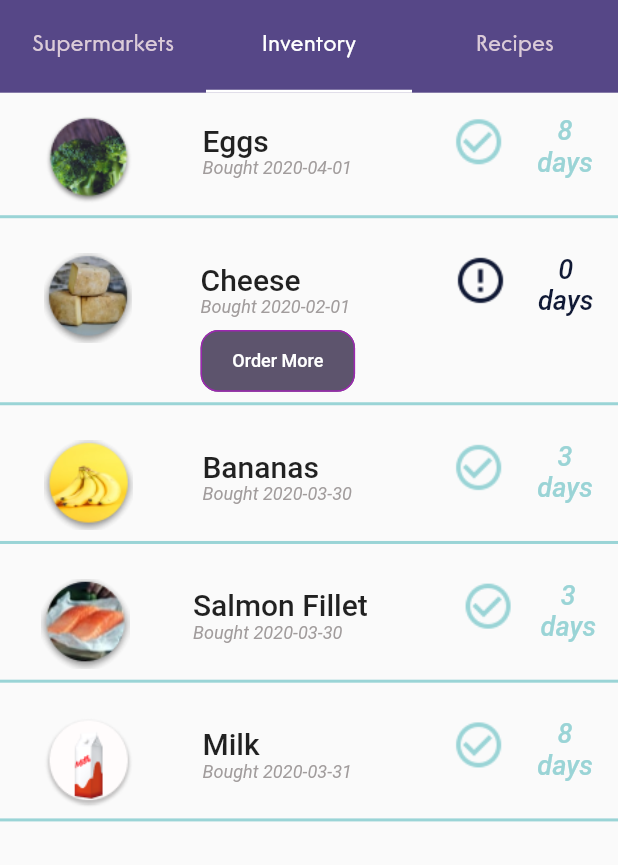
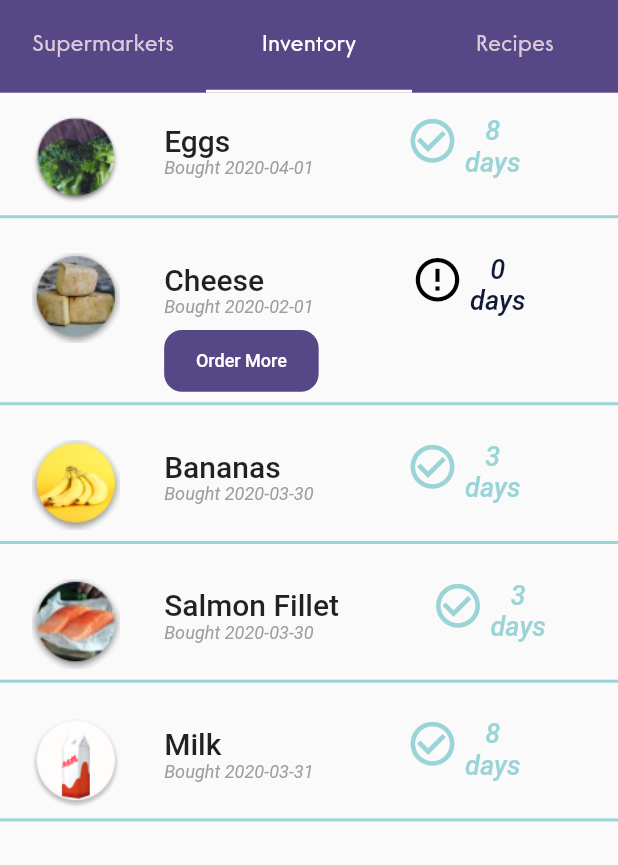
Before and after one commit to javib51/covid-taskforce-2020, a Flutter app: the screen it shows after launch, tab 2 chosen, on a phone screen of 412 x 824 dp, the part 135-1000 px from its top. Run offline on Flutter 3.47's test engine with Material 2 defaults, Android fonts, the phone set to English and light mode, and no system bars; drawn by our look-alikes of bordered_text; our stand-ins replace flutter_spinkit, font_awesome_flutter, google_maps_flutter, latlong, qr_flutter; network calls fail; Roboto replaces fonts that are missing (Core Sans G, Core Sans G Rounded).

Commit message:
fixes aligment

```diff
--- a/app/lib/screens/inventory.dart
+++ b/app/lib/screens/inventory.dart
@@ -36,7 +36,7 @@ class _InventoryPageState extends State<InventoryPage> {
 //            height: getSizeHeight(context, 10),
             child: Row(
               crossAxisAlignment: CrossAxisAlignment.start,
-              mainAxisAlignment: MainAxisAlignment.spaceBetween,
+              mainAxisAlignment: MainAxisAlignment.start,
               children: <Widget>[
                 //photo,
                 SizedBox(
@@ -83,10 +83,10 @@ class _InventoryPageState extends State<InventoryPage> {
                             height: getSizeHeight(context, 5),
                             width: getSizeWidth(context, 25),
                             child: FlatButton(
-                              color: purpleButtonNonActive,
+                              color: purpleButtonActive,
                               shape: RoundedRectangleBorder(
-                                  borderRadius: new BorderRadius.circular(12.0),
-                                  side: BorderSide(color: Colors.purple)),
+                                  borderRadius:
+                                      new BorderRadius.circular(12.0)),
                               child: Text("Order More",
                                   textAlign: TextAlign.center,
                                   style: TextStyle(
@@ -103,11 +103,13 @@ class _InventoryPageState extends State<InventoryPage> {
                   ],
                 ),
                 SizedBox(
-                  width: getSizeWidth(context, 12),
+                  width: getSizeWidth(context, 15),
                 ),
                 daysToExpire == 0
-                    ? Image.asset('assets/missing.png')
-                    : Image.asset('assets/check.png'),
+                    ? new Icon(Icons.error_outline,
+                        color: Colors.black, size: 35.0)
+                    : new Icon(Icons.check_circle_outline,
+                        color: Color(0xff9AD4D6), size: 35.0),
                 SizedBox(
                   width: getSizeWidth(context, 1),
                 ),
```
